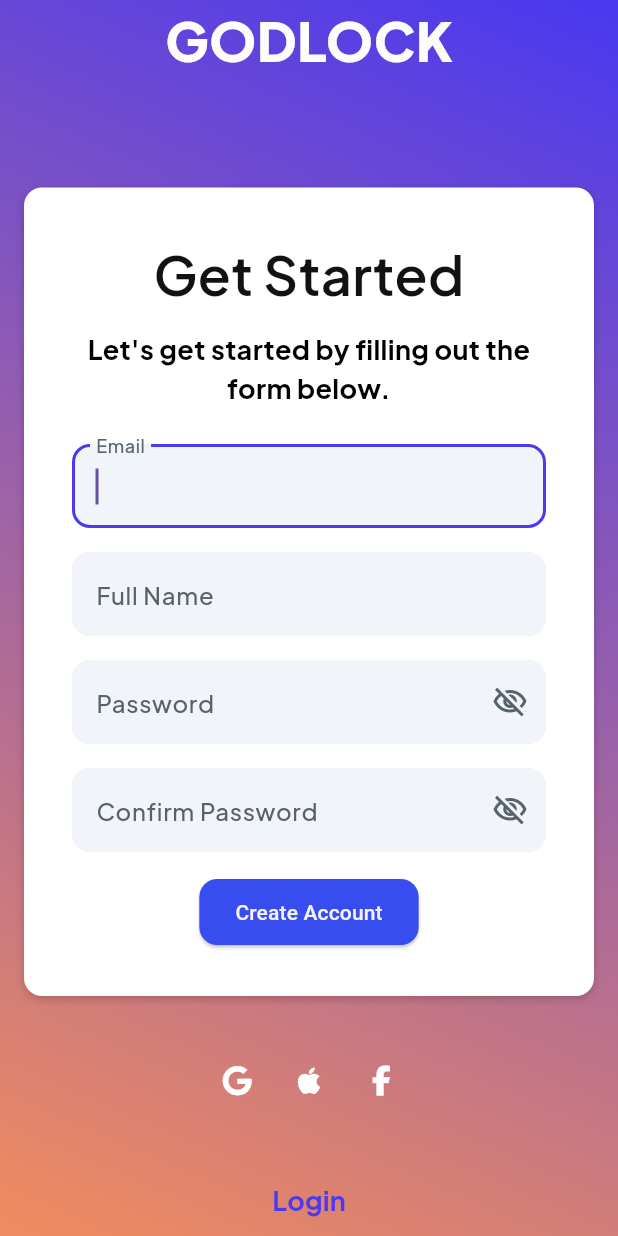
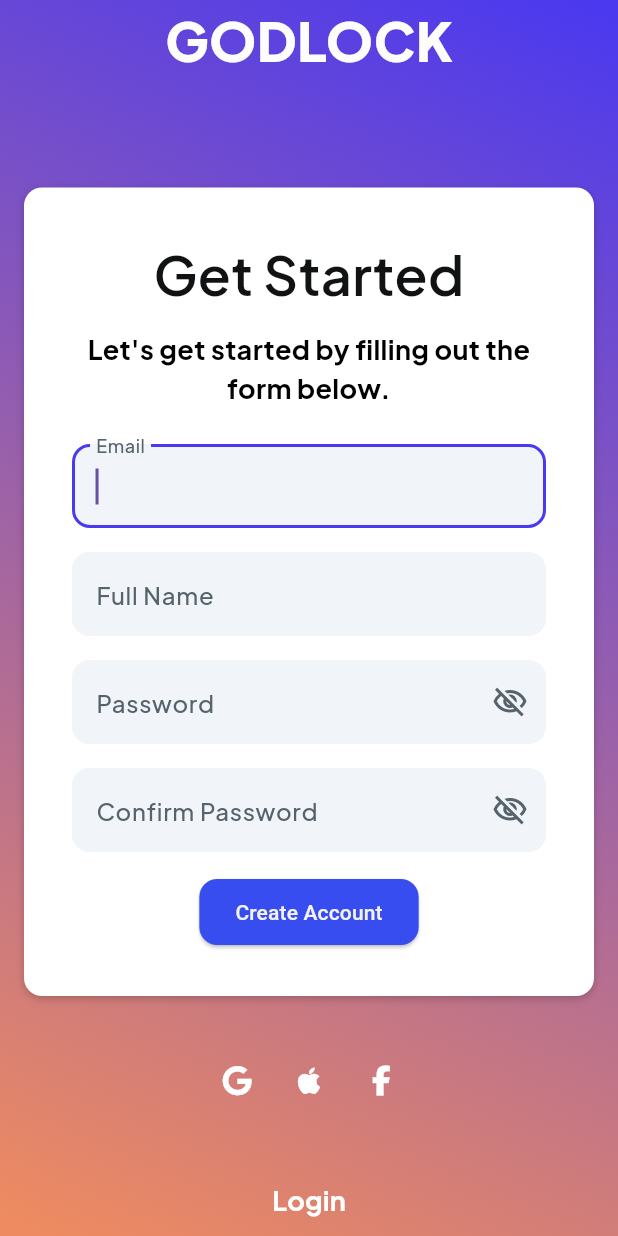
Before and after one commit to JoseSousaaa/Godlock, a Flutter app: the CreateaccountWidget screen opened directly, scrolled down 93 dp, on a phone screen of 412 x 824 dp. Run offline on Flutter 3.47's test engine with Material 3 defaults, Android fonts, the phone set to English and light mode, and no system bars; our stand-ins replace font_awesome_flutter, google_fonts.

Commit message:
ve se gostas assim mouta

```diff
--- a/Cadeado NFC/app/lib/createaccount.dart
+++ b/Cadeado NFC/app/lib/createaccount.dart
@@ -476,7 +476,7 @@ class _CreateaccountWidgetState extends State<CreateaccountWidget> {
                           child: Text(
                             'Login',
                             style: GoogleFonts.plusJakartaSans(
-                              color: const Color(0xFF4B39EF),
+                              color: Color.fromARGB(255, 255, 255, 255),
                               fontSize: 18,
                               fontWeight: FontWeight.w700,
                             ),
```
